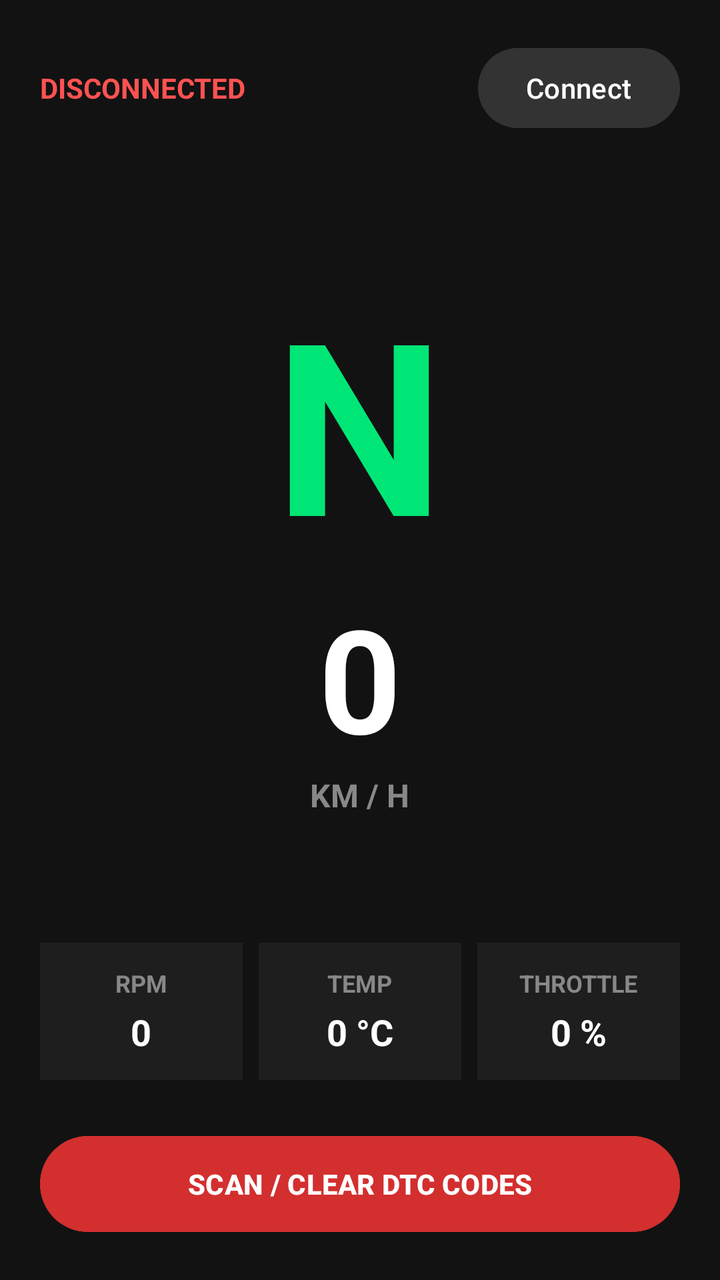
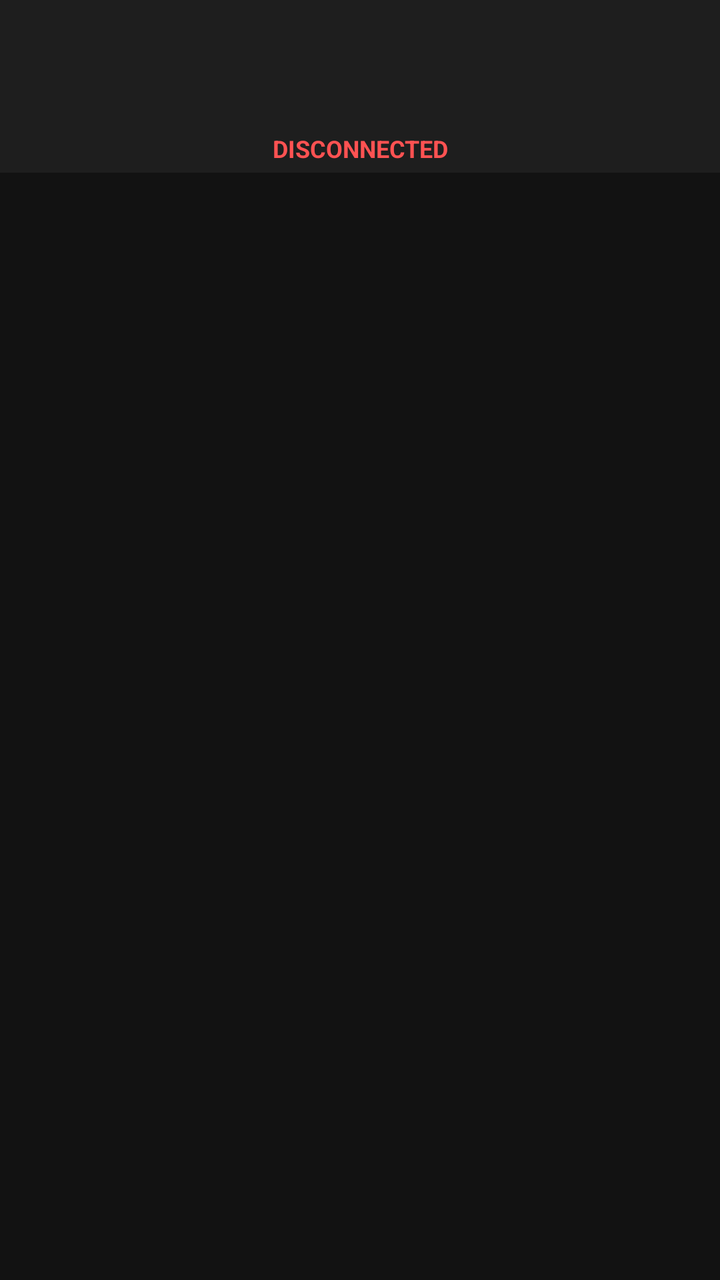

An Android layout rendered at two revisions. The XML below is the earlier revision; the diff shows what the commit changed to produce the second picture.
<!-- AndroidManifest.xml: activity theme Theme.OBDWizard -->
<!-- res/layout/activity_main.xml -->
<?xml version="1.0" encoding="utf-8"?>
<LinearLayout xmlns:android="http://schemas.android.com/apk/res/android"
    android:layout_width="match_parent"
    android:layout_height="match_parent"
    android:background="@color/black_bg"
    android:orientation="vertical"
    android:padding="20dp">

    <LinearLayout
        android:layout_width="match_parent"
        android:layout_height="wrap_content"
        android:gravity="center_vertical"
        android:orientation="horizontal">

        <TextView
            android:id="@+id/txtStatus"
            android:layout_width="0dp"
            android:layout_height="wrap_content"
            android:layout_weight="1"
            android:text="@string/status_disconnected"
            android:textColor="@color/accent_red"
            android:textSize="14sp"
            android:textStyle="bold" />

        <Button
            android:id="@+id/btnConnect"
            android:layout_width="wrap_content"
            android:layout_height="wrap_content"
            android:backgroundTint="@color/btn_primary"
            android:text="@string/btn_connect"
            android:textColor="@color/text_white" />
    </LinearLayout>

    <LinearLayout
        android:layout_width="match_parent"
        android:layout_height="0dp"
        android:layout_weight="1"
        android:gravity="center"
        android:orientation="vertical">

        <TextView
            android:id="@+id/txtGear"
            android:layout_width="wrap_content"
            android:layout_height="wrap_content"
            android:text="N"
            android:textColor="@color/accent_green"
            android:textSize="120sp"
            android:textStyle="bold" />

        <TextView
            android:id="@+id/txtSpeed"
            android:layout_width="wrap_content"
            android:layout_height="wrap_content"
            android:text="0"
            android:textColor="@color/text_white"
            android:textSize="72sp"
            android:textStyle="bold" />

        <TextView
            android:layout_width="wrap_content"
            android:layout_height="wrap_content"
            android:text="KM / H"
            android:textColor="@color/text_gray"
            android:textSize="16sp"
            android:textStyle="bold" />
    </LinearLayout>

    <LinearLayout
        android:layout_width="match_parent"
        android:layout_height="wrap_content"
        android:layout_marginBottom="24dp"
        android:gravity="center"
        android:orientation="horizontal">

        <LinearLayout
            android:layout_width="0dp"
            android:layout_height="wrap_content"
            android:layout_marginEnd="4dp"
            android:layout_weight="1"
            android:background="@color/card_bg"
            android:gravity="center"
            android:orientation="vertical"
            android:padding="12dp">

            <TextView
                android:layout_width="wrap_content"
                android:layout_height="wrap_content"
                android:text="RPM"
                android:textColor="@color/text_gray"
                android:textSize="12sp"
                android:textStyle="bold" />

            <TextView
                android:id="@+id/txtRpm"
                android:layout_width="wrap_content"
                android:layout_height="wrap_content"
                android:layout_marginTop="4dp"
                android:text="0"
                android:textColor="@color/text_white"
                android:textSize="18sp"
                android:textStyle="bold" />
        </LinearLayout>

        <LinearLayout
            android:layout_width="0dp"
            android:layout_height="wrap_content"
            android:layout_marginStart="4dp"
            android:layout_marginEnd="4dp"
            android:layout_weight="1"
            android:background="@color/card_bg"
            android:gravity="center"
            android:orientation="vertical"
            android:padding="12dp">

            <TextView
                android:layout_width="wrap_content"
                android:layout_height="wrap_content"
                android:text="TEMP"
                android:textColor="@color/text_gray"
                android:textSize="12sp"
                android:textStyle="bold" />

            <TextView
                android:id="@+id/txtTemp"
                android:layout_width="wrap_content"
                android:layout_height="wrap_content"
                android:layout_marginTop="4dp"
                android:text="0 °C"
                android:textColor="@color/text_white"
                android:textSize="18sp"
                android:textStyle="bold" />
        </LinearLayout>

        <LinearLayout
            android:layout_width="0dp"
            android:layout_height="wrap_content"
            android:layout_marginStart="4dp"
            android:layout_weight="1"
            android:background="@color/card_bg"
            android:gravity="center"
            android:orientation="vertical"
            android:padding="12dp">

            <TextView
                android:layout_width="wrap_content"
                android:layout_height="wrap_content"
                android:text="THROTTLE"
                android:textColor="@color/text_gray"
                android:textSize="12sp"
                android:textStyle="bold" />

            <TextView
                android:id="@+id/txtThrottle"
                android:layout_width="wrap_content"
                android:layout_height="wrap_content"
                android:layout_marginTop="4dp"
                android:text="0 %"
                android:textColor="@color/text_white"
                android:textSize="18sp"
                android:textStyle="bold" />
        </LinearLayout>
    </LinearLayout>

    <Button
        android:id="@+id/btnDtc"
        android:layout_width="match_parent"
        android:layout_height="56dp"
        android:backgroundTint="@color/btn_danger"
        android:text="@string/btn_dtc"
        android:textColor="@color/text_white"
        android:textStyle="bold" />

</LinearLayout>
<!-- resources referenced by this layout -->
<resources>
  <color name="accent_green">#00E676</color>
  <color name="accent_red">#FF5252</color>
  <color name="black_bg">#121212</color>
  <color name="btn_danger">#D32F2F</color>
  <color name="btn_primary">#333333</color>
  <color name="card_bg">#1E1E1E</color>
  <color name="text_gray">#888888</color>
  <color name="text_white">#FFFFFF</color>
  <string name="btn_connect">Connect</string>
  <string name="btn_dtc">SCAN / CLEAR DTC CODES</string>
  <string name="status_disconnected">DISCONNECTED</string>
  <style name="Theme.OBDWizard" parent="Base.Theme.OBDWizard" />
  <style name="Base.Theme.OBDWizard" parent="Theme.Material3.DayNight.NoActionBar">
          
          <item name="android:statusBarColor">#121212</item>
          <item name="android:navigationBarColor">#121212</item>
          <item name="android:windowBackground">#121212</item>
          
      </style>
</resources>

<!-- the commit's change to res/layout/activity_main.xml (unified diff, before → after) -->
@@ -1,173 +1,59 @@
 <?xml version="1.0" encoding="utf-8"?>
-<LinearLayout xmlns:android="http://schemas.android.com/apk/res/android"
+<androidx.drawerlayout.widget.DrawerLayout xmlns:android="http://schemas.android.com/apk/res/android"
+    xmlns:app="http://schemas.android.com/apk/res-auto"
+    android:id="@+id/drawer_layout"
     android:layout_width="match_parent"
     android:layout_height="match_parent"
     android:background="@color/black_bg"
-    android:orientation="vertical"
-    android:padding="20dp">
+    android:fitsSystemWindows="true">
 
     <LinearLayout
         android:layout_width="match_parent"
-        android:layout_height="wrap_content"
-        android:gravity="center_vertical"
-        android:orientation="horizontal">
+        android:layout_height="match_parent"
+        android:orientation="vertical">
 
-        <TextView
-            android:id="@+id/txtStatus"
-            android:layout_width="0dp"
+        <com.google.android.material.appbar.AppBarLayout
+            android:layout_width="match_parent"
             android:layout_height="wrap_content"
-            android:layout_weight="1"
-            android:text="@string/status_disconnected"
-            android:textColor="@color/accent_red"
-            android:textSize="14sp"
-            android:textStyle="bold" />
+            android:fitsSystemWindows="true">
 
-        <Button
-            android:id="@+id/btnConnect"
-            android:layout_width="wrap_content"
-            android:layout_height="wrap_content"
-            android:backgroundTint="@color/btn_primary"
-            android:text="@string/btn_connect"
-            android:textColor="@color/text_white" />
+            <com.google.android.material.appbar.MaterialToolbar
+                android:id="@+id/toolbar"
+                android:layout_width="match_parent"
+                android:layout_height="?attr/actionBarSize"
+                android:background="@color/card_bg"
+                app:navigationIconTint="@color/text_white"
+                app:titleTextColor="@color/text_white" />
+
+            <TextView
+                android:id="@+id/txtGlobalStatus"
+                android:layout_width="match_parent"
+                android:layout_height="wrap_content"
+                android:background="#1E1E1E"
+                android:gravity="center"
+                android:paddingTop="2dp"
+                android:paddingBottom="4dp"
+                android:text="@string/status_disconnected"
+                android:textColor="@color/accent_red"
+                android:textSize="12sp"
+                android:textStyle="bold" />
+        </com.google.android.material.appbar.AppBarLayout>
+
+        <FrameLayout
+            android:id="@+id/fragment_container"
+            android:layout_width="match_parent"
+            android:layout_height="match_parent" />
     </LinearLayout>
 
-    <LinearLayout
-        android:layout_width="match_parent"
-        android:layout_height="0dp"
-        android:layout_weight="1"
-        android:gravity="center"
-        android:orientation="vertical">
+    <com.google.android.material.navigation.NavigationView
+        android:id="@+id/nav_view"
+        android:layout_width="wrap_content"
+        android:layout_height="match_parent"
+        android:layout_gravity="start"
+        android:background="@color/black_bg"
+        android:fitsSystemWindows="true"
+        app:itemIconTint="@color/text_white"
+        app:itemTextColor="@color/text_white"
+        app:menu="@menu/drawer_menu" />
 
-        <TextView
-            android:id="@+id/txtGear"
-            android:layout_width="wrap_content"
-            android:layout_height="wrap_content"
-            android:text="N"
-            android:textColor="@color/accent_green"
-            android:textSize="120sp"
-            android:textStyle="bold" />
-
-        <TextView
-            android:id="@+id/txtSpeed"
-            android:layout_width="wrap_content"
-            android:layout_height="wrap_content"
-            android:text="0"
-            android:textColor="@color/text_white"
-            android:textSize="72sp"
-            android:textStyle="bold" />
-
-        <TextView
-            android:layout_width="wrap_content"
-            android:layout_height="wrap_content"
-            android:text="KM / H"
-            android:textColor="@color/text_gray"
-            android:textSize="16sp"
-            android:textStyle="bold" />
-    </LinearLayout>
-
-    <LinearLayout
-        android:layout_width="match_parent"
-        android:layout_height="wrap_content"
-        android:layout_marginBottom="24dp"
-        android:gravity="center"
-        android:orientation="horizontal">
-
-        <LinearLayout
-            android:layout_width="0dp"
-            android:layout_height="wrap_content"
-            android:layout_marginEnd="4dp"
-            android:layout_weight="1"
-            android:background="@color/card_bg"
-            android:gravity="center"
-            android:orientation="vertical"
-            android:padding="12dp">
-
-            <TextView
-                android:layout_width="wrap_content"
-                android:layout_height="wrap_content"
-                android:text="RPM"
-                android:textColor="@color/text_gray"
-                android:textSize="12sp"
-                android:textStyle="bold" />
-
-            <TextView
-                android:id="@+id/txtRpm"
-                android:layout_width="wrap_content"
-                android:layout_height="wrap_content"
-                android:layout_marginTop="4dp"
-                android:text="0"
-                android:textColor="@color/text_white"
-                android:textSize="18sp"
-                android:textStyle="bold" />
-        </LinearLayout>
-
-        <LinearLayout
-            android:layout_width="0dp"
-            android:layout_height="wrap_content"
-            android:layout_marginStart="4dp"
-            android:layout_marginEnd="4dp"
-            android:layout_weight="1"
-            android:background="@color/card_bg"
-            android:gravity="center"
-            android:orientation="vertical"
-            android:padding="12dp">
-
-            <TextView
-                android:layout_width="wrap_content"
-                android:layout_height="wrap_content"
-                android:text="TEMP"
-                android:textColor="@color/text_gray"
-                android:textSize="12sp"
-                android:textStyle="bold" />
-
-            <TextView
-                android:id="@+id/txtTemp"
-                android:layout_width="wrap_content"
-                android:layout_height="wrap_content"
-                android:layout_marginTop="4dp"
-                android:text="0 °C"
-                android:textColor="@color/text_white"
-                android:textSize="18sp"
-                android:textStyle="bold" />
-        </LinearLayout>
-
-        <LinearLayout
-            android:layout_width="0dp"
-            android:layout_height="wrap_content"
-            android:layout_marginStart="4dp"
-            android:layout_weight="1"
-            android:background="@color/card_bg"
-            android:gravity="center"
-            android:orientation="vertical"
-            android:padding="12dp">
-
-            <TextView
-                android:layout_width="wrap_content"
-                android:layout_height="wrap_content"
-                android:text="THROTTLE"
-                android:textColor="@color/text_gray"
-                android:textSize="12sp"
-                android:textStyle="bold" />
-
-            <TextView
-                android:id="@+id/txtThrottle"
-                android:layout_width="wrap_content"
-                android:layout_height="wrap_content"
-                android:layout_marginTop="4dp"
-                android:text="0 %"
-                android:textColor="@color/text_white"
-                android:textSize="18sp"
-                android:textStyle="bold" />
-        </LinearLayout>
-    </LinearLayout>
-
-    <Button
-        android:id="@+id/btnDtc"
-        android:layout_width="match_parent"
-        android:layout_height="56dp"
-        android:backgroundTint="@color/btn_danger"
-        android:text="@string/btn_dtc"
-        android:textColor="@color/text_white"
-        android:textStyle="bold" />
-
-</LinearLayout>
+</androidx.drawerlayout.widget.DrawerLayout>
<!-- resource entries referenced after the edit -->
@@ -1,15 +1,9 @@
 <!-- resources referenced by this layout -->
 <resources>
-  <color name="accent_green">#00E676</color>
   <color name="accent_red">#FF5252</color>
   <color name="black_bg">#121212</color>
-  <color name="btn_danger">#D32F2F</color>
-  <color name="btn_primary">#333333</color>
   <color name="card_bg">#1E1E1E</color>
-  <color name="text_gray">#888888</color>
   <color name="text_white">#FFFFFF</color>
-  <string name="btn_connect">Connect</string>
-  <string name="btn_dtc">SCAN / CLEAR DTC CODES</string>
   <string name="status_disconnected">DISCONNECTED</string>
   <style name="Theme.OBDWizard" parent="Base.Theme.OBDWizard" />
   <style name="Base.Theme.OBDWizard" parent="Theme.Material3.DayNight.NoActionBar">
